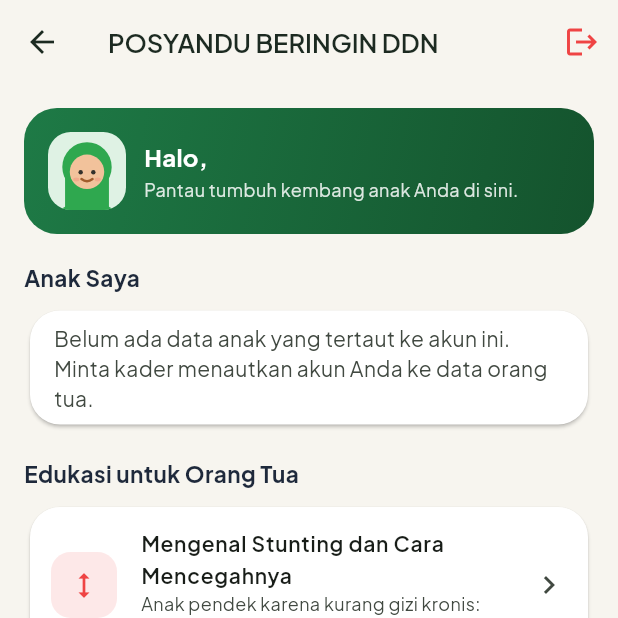
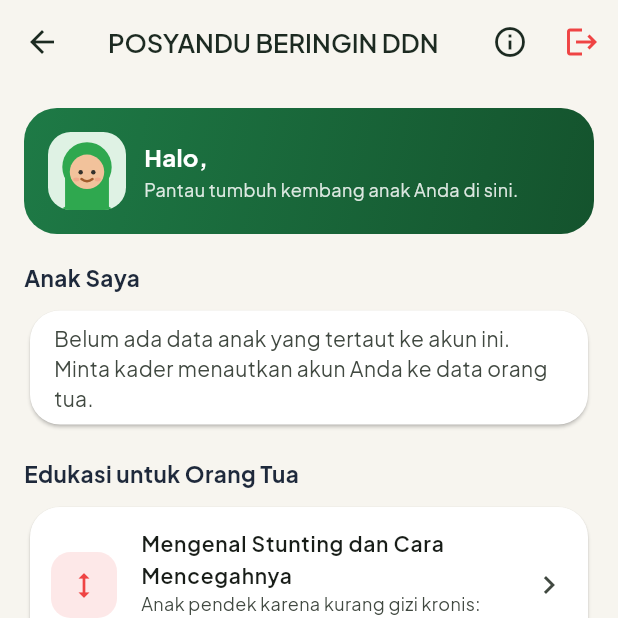
Before and after one commit to dandienter/growtrack, a Flutter app: the BerandaOrangTuaScreen screen opened directly, on a phone screen of 412 x 824 dp, the top half of it. Run offline on Flutter 3.47's test engine with Material 3 defaults, Android fonts, the phone set to English and light mode, and no system bars; our stand-ins replace file_picker, pdf, printing, share_plus, sqflite; accounts and stored records are empty; network calls fail.

Commit message:
v1.6.1: info versi dinamis + tombol cek pembaruan + akses info dari beranda orang tua

```diff
--- a/lib/screens/beranda_orang_tua.dart
+++ b/lib/screens/beranda_orang_tua.dart
@@ -10,6 +10,7 @@ import '../sync/sync_service.dart';
 import '../sync/update_service.dart';
 import '../widgets.dart';
 import 'edukasi.dart';
+import 'info.dart';
 import 'login.dart';
 
 /// Teks umur ringkas dari tanggal lahir db (yyyy-MM-dd):
@@ -143,6 +144,13 @@ class _BerandaOrangTuaState extends State<BerandaOrangTuaScreen> {
           style: const TextStyle(fontSize: 17, fontWeight: FontWeight.w600),
         ),
         actions: [
+          IconButton(
+            icon: const Icon(Icons.info_outline),
+            tooltip: 'Info Aplikasi',
+            onPressed: () => Navigator.of(context).push(
+              MaterialPageRoute(builder: (_) => const InfoScreen()),
+            ),
+          ),
           IconButton(
             icon: const Icon(Icons.logout, color: Color(0xFFEF4444)),
             tooltip: 'Keluar',
--- a/lib/sync/update_service.dart
+++ b/lib/sync/update_service.dart
@@ -8,9 +8,9 @@ import '../db/database.dart';
 import '../widgets.dart';
 
 /// Kode versi aplikasi ini. WAJIB disamakan dengan angka sesudah tanda +
-/// pada version di pubspec.yaml setiap rilis (1.6.0+9 -> 9).
-const int kKodeVersiIni = 9;
-const String kNamaVersiIni = '1.6.0';
+/// pada version di pubspec.yaml setiap rilis (1.6.1+10 -> 10).
+const int kKodeVersiIni = 10;
+const String kNamaVersiIni = '1.6.1';
 
 const String _urlVersi =
     'https://demo.43-130-228-96.sslip.io/growtrack-version.json';
--- a/pubspec.yaml
+++ b/pubspec.yaml
@@ -1,7 +1,7 @@
 name: growtrack
 description: GrowTrack - Sistem Informasi Monitoring Tumbuh Kembang Anak (Posyandu). Konversi Flutter dari GrowTrack desktop.
 publish_to: 'none'
-version: 1.6.0+9
+version: 1.6.1+10
 
 environment:
   sdk: '>=3.4.0 <4.0.0'
```
Also changed, not shown: lib/screens/info.dart (+23 -7 lines).
